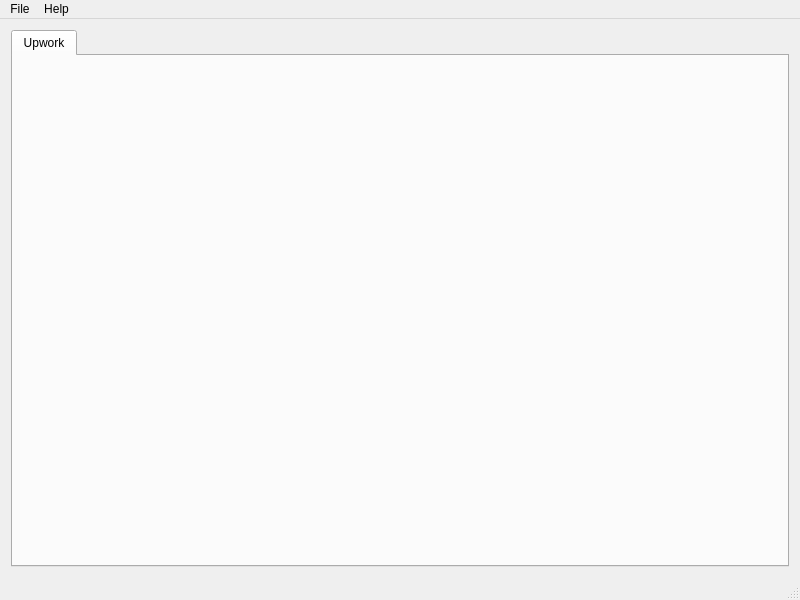
ElanGroup/freelance-navigator, file sources/mainwindow.ui: the form before one commit.
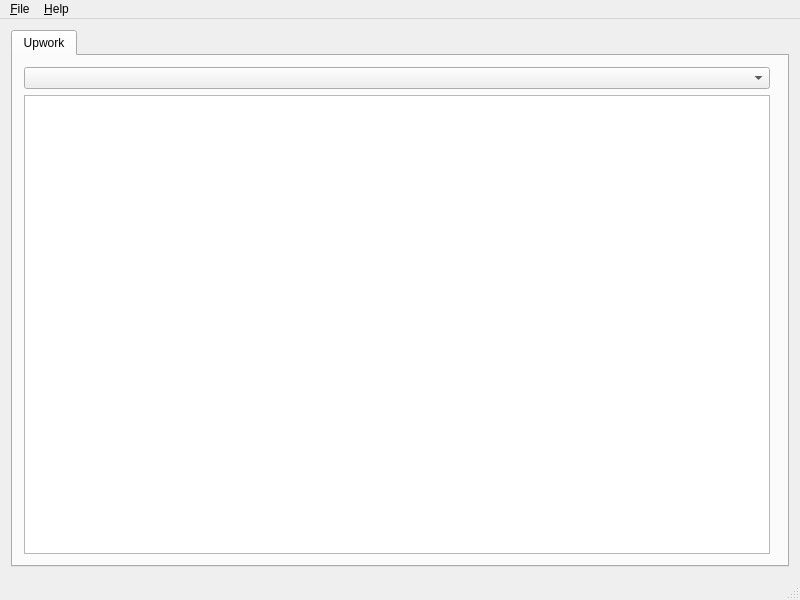
The form after the commit. Custom widgets are drawn as their Qt base class.

Commit message: JobListWidget has been added.

What changed in the file:
```diff
--- a/sources/mainwindow.ui
+++ b/sources/mainwindow.ui
@@ -30,6 +30,21 @@
        <attribute name="title">
         <string>Upwork</string>
        </attribute>
+       <layout class="QHBoxLayout" name="horizontalLayout_2">
+        <item>
+         <layout class="QVBoxLayout" name="filtersLayout">
+          <item>
+           <widget class="QComboBox" name="upworkCategoriesComboBox"/>
+          </item>
+          <item>
+           <widget class="QListWidget" name="upworkSubcategoriesListWidget"/>
+          </item>
+         </layout>
+        </item>
+        <item>
+         <widget class="FreelanceNavigator::Widgets::JobListWidget" name="jobList" native="true"/>
+        </item>
+       </layout>
       </widget>
      </widget>
     </item>
@@ -46,13 +61,13 @@
    </property>
    <widget class="QMenu" name="menuFile">
     <property name="title">
-     <string>File</string>
+     <string>&amp;File</string>
     </property>
     <addaction name="actionExit"/>
    </widget>
    <widget class="QMenu" name="menuHelp">
     <property name="title">
-     <string>Help</string>
+     <string>&amp;Help</string>
     </property>
     <addaction name="actionAbout"/>
    </widget>
@@ -72,6 +87,14 @@
   </action>
  </widget>
  <layoutdefault spacing="6" margin="11"/>
+ <customwidgets>
+  <customwidget>
+   <class>FreelanceNavigator::Widgets::JobListWidget</class>
+   <extends>QWidget</extends>
+   <header>Widgets/joblistwidget.h</header>
+   <container>1</container>
+  </customwidget>
+ </customwidgets>
  <resources/>
  <connections/>
 </ui>
```
Left out of the diff: 4 changed lines with no effect on the pictures. The commit also changes 7 other files.
